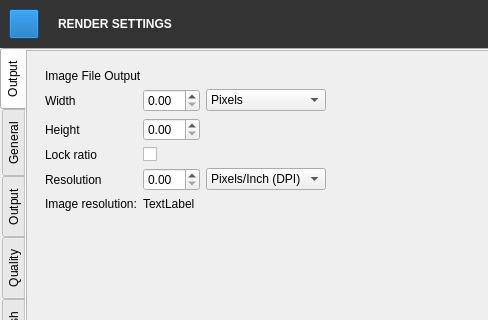
Above: QChromosome/rendersettings.ui from Michalaq/ChromosomeVisualizer before the change; both pictures show x 0 to 488 and y 0 to 320 of the 800 by 600 pixel window. Below: the same form after it.
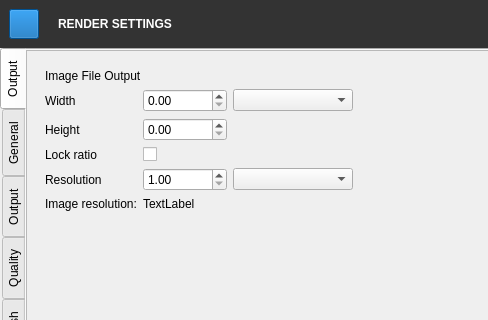
That is the form after the change. Icons and pictures are not drawn. Custom widgets are drawn as their Qt base class.

Commit message: Implemented signals handling for new controls

The edit to the form file:
```diff
--- a/QChromosome/rendersettings.ui
+++ b/QChromosome/rendersettings.ui
@@ -427,6 +427,9 @@
          </item>
          <item row="1" column="2">
           <widget class="ComboBox" name="comboBox_3">
+           <property name="currentIndex">
+            <number>-1</number>
+           </property>
            <item>
             <property name="text">
              <string>Pixels</string>
@@ -470,7 +473,14 @@
           </widget>
          </item>
          <item row="4" column="1">
-          <widget class="DoubleSpinBox" name="doubleSpinBox_6"/>
+          <widget class="DoubleSpinBox" name="doubleSpinBox_6">
+           <property name="minimum">
+            <double>1.000000000000000</double>
+           </property>
+           <property name="maximum">
+            <double>100000.000000000000000</double>
+           </property>
+          </widget>
          </item>
          <item row="2" column="1">
           <widget class="DoubleSpinBox" name="doubleSpinBox_5"/>
@@ -501,7 +511,7 @@
          <item row="4" column="2">
           <widget class="ComboBox" name="comboBox_4">
            <property name="currentIndex">
-            <number>1</number>
+            <number>-1</number>
            </property>
            <item>
             <property name="text">
```
The commit also changes 2 other files.
